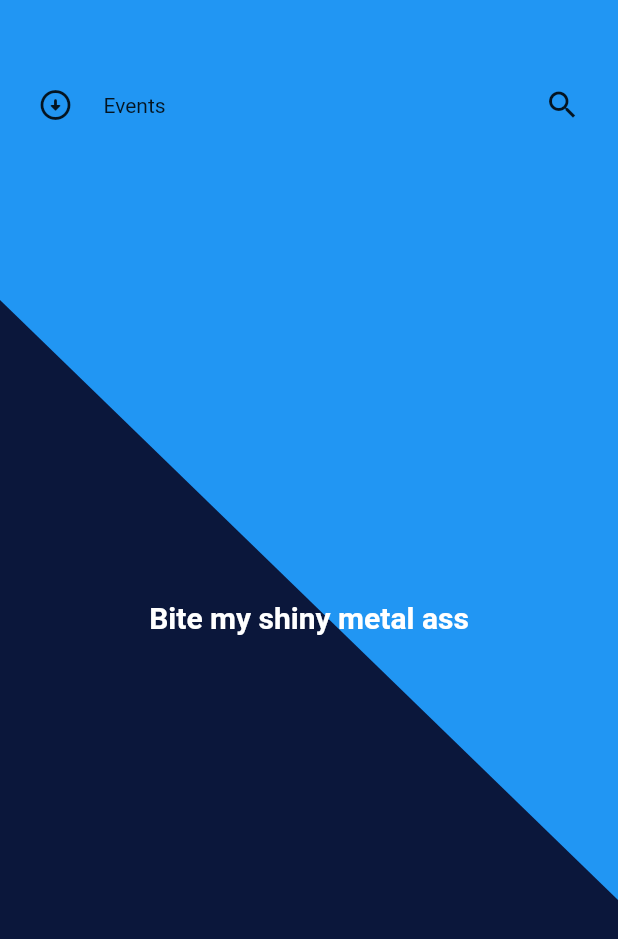
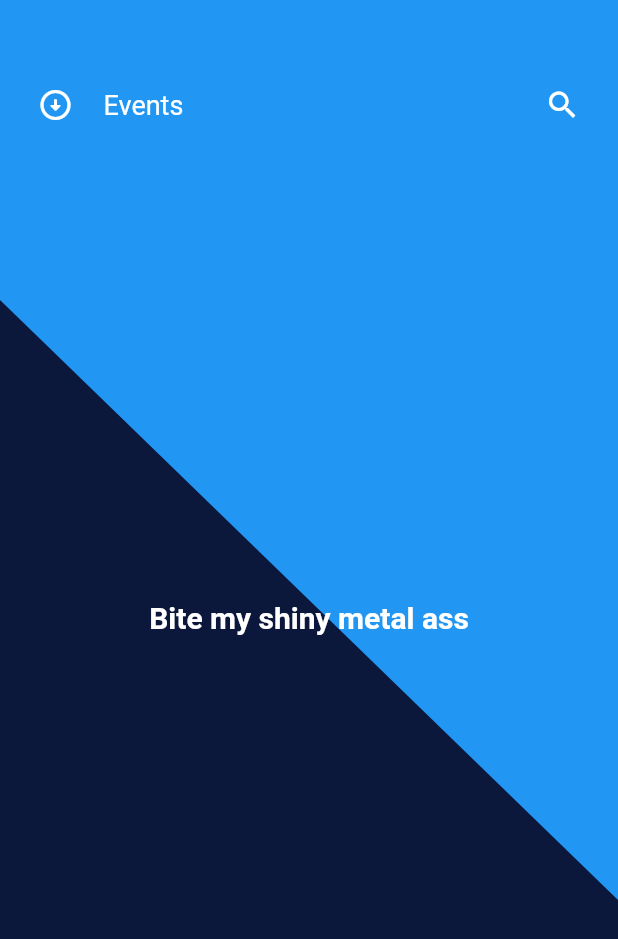
Before and after one commit to DoomHopes/events_page, a Flutter app: the screen it shows after launch, on a phone screen of 412 x 824 dp. Shown: the top 939 px of the screen. Run offline on Flutter 3.47's test engine with Material 2 defaults, Android fonts, the phone set to English and light mode, and no system bars.

Commit message:
add theme

```diff
--- a/lib/main.dart
+++ b/lib/main.dart
@@ -1,6 +1,7 @@
 import 'package:flutter/material.dart';
 
 import 'pages/home_page.dart';
+import 'utils/theme.dart';
 
 void main() {
   runApp(const MyApp());
@@ -14,9 +15,7 @@ class MyApp extends StatelessWidget {
     return MaterialApp(
       title: 'Events page',
       debugShowCheckedModeBanner: false,
-      theme: ThemeData(
-        primarySwatch: Colors.blue,
-      ),
+      theme: CustomTheme.lightTheme,
       home: const HomePage(),
     );
   }
--- /dev/null
+++ b/lib/utils/theme.dart
@@ -0,0 +1,22 @@
+import 'package:flutter/material.dart';
+
+class CustomTheme {
+  static ThemeData get lightTheme {
+    return ThemeData(
+      iconTheme: const IconThemeData(
+        color: Colors.white,
+      ),
+      shadowColor: Colors.grey,
+      textTheme: const TextTheme(
+        bodyText1: TextStyle(
+          fontSize: 15,
+          color: Colors.white,
+        ),
+        bodyText2: TextStyle(
+          fontSize: 18,
+          color: Colors.white,
+        ),
+      ),
+    );
+  }
+}
```
